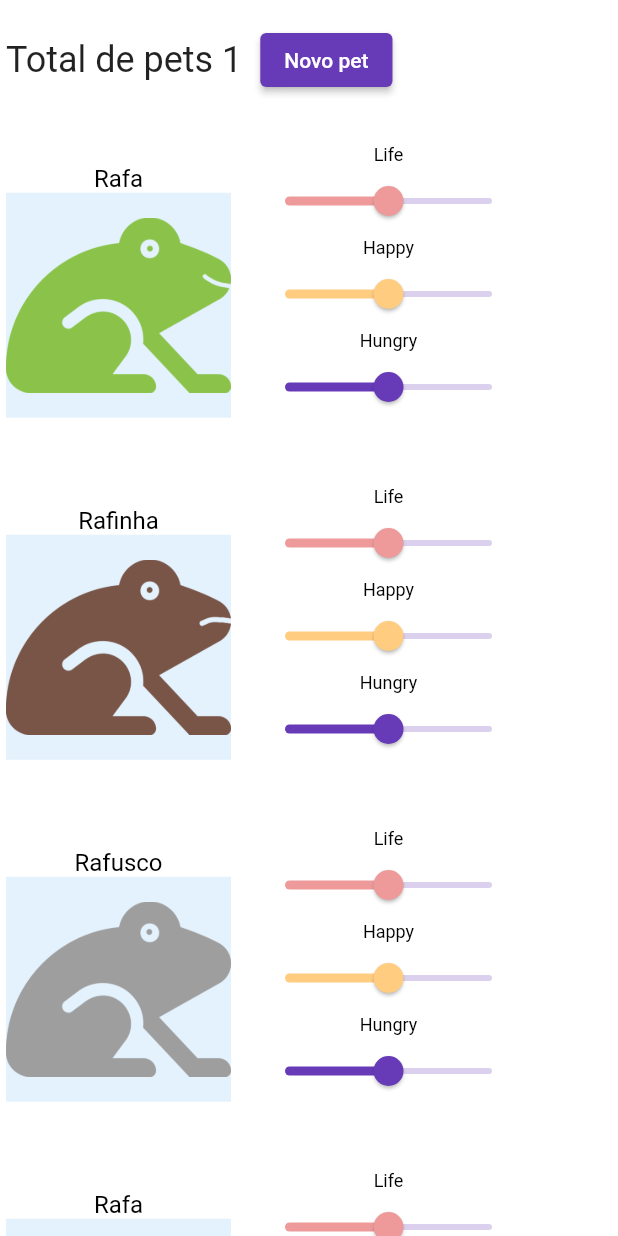
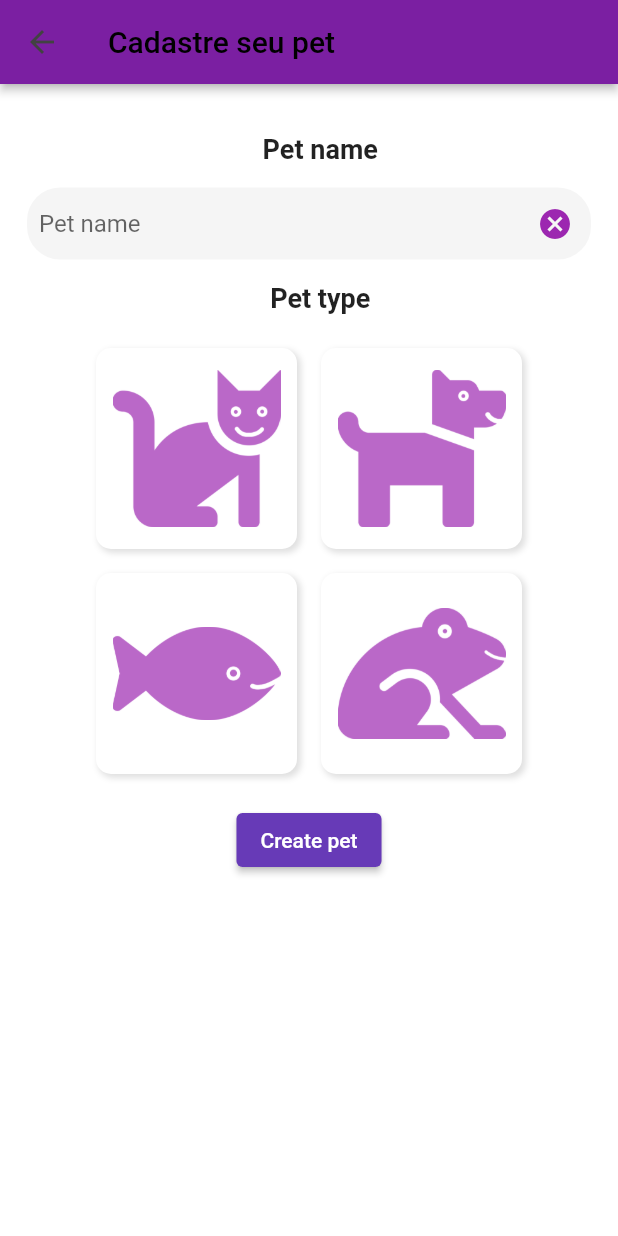
Before and after one commit to sorattorafa/flutter-game, a Flutter app: the PetList screen opened directly, after a tap on "Novo pet", on a phone screen of 412 x 824 dp. Run offline on Flutter 3.47's test engine with Material 2 defaults, Android fonts, the phone set to English and light mode, and no system bars; our stand-ins replace dio, flutter_svg.

Commit message:
feat: create pet view

```diff
--- a/pets/lib/app.dart
+++ b/pets/lib/app.dart
@@ -2,6 +2,7 @@ import 'package:flutter/material.dart';
 import 'package:pets/providers/pets.dart';
 import 'package:pets/providers/user.dart';
 import 'package:pets/view/pets/farm.dart';
+import 'package:pets/view/pets/new-pet.dart';
 import 'package:pets/view/users/login.dart';
 import 'package:pets/view/pets/pet.dart';
 import 'package:provider/provider.dart';
@@ -36,6 +37,7 @@ class _PetsAppState extends State<PetsApp> {
           '/': (context) => FirstScreen(),
           '/second': (context) => SecondScreen(),
           '/petview': (context) => PetInfos(),
+          '/newpet': (context) => NewPet(),
         },
         //  onGenerateRoute: PageRouter.generateRoute,
         theme: ThemeData(
--- a/pets/lib/providers/pets.dart
+++ b/pets/lib/providers/pets.dart
@@ -4,7 +4,16 @@ import 'package:flutter/material.dart';
 class PetsProvider with ChangeNotifier, DiagnosticableTreeMixin {
   int _petsCount = 0;
 
+  bool _hasSelectedPet = false;
+
+  bool get hasSelectedPet => _hasSelectedPet;
+
   int get petsCount => _petsCount;
+
+  void setSelectedPet() {
+    _hasSelectedPet = !_hasSelectedPet;
+    notifyListeners();
+  }
 
   void increment() {
     _petsCount++;
--- /dev/null
+++ b/pets/lib/view/pets/new-pet.dart
@@ -0,0 +1,108 @@
+import 'package:flutter/material.dart';
+import 'package:pets/widgets/form-field.dart';
+import 'package:pets/widgets/pet-selection-item.dart';
+
+class NewPet extends StatefulWidget {
+  @override
+  _NewPetState createState() => _NewPetState();
+}
+
+class _NewPetState extends State<NewPet> {
+  TextEditingController nameController = TextEditingController(text: '');
+  bool enabled = true;
+  bool clicked = false;
+
+  @override
+  void initState() {
+    super.initState();
+  }
+
+  @override
+  void dispose() {
+    super.dispose();
+  }
+
+  @override
+  Widget build(BuildContext context) {
+    return Scaffold(
+      appBar: AppBar(
+        title: Text(
+          'Cadastre seu pet',
+          style: TextStyle(color: Colors.black),
+        ),
+      ),
+      body: Container(
+        padding: EdgeInsets.all(18),
+        child: Column(
+          mainAxisAlignment: MainAxisAlignment.start,
+          children: [
+            Padding(
+              padding: const EdgeInsets.only(left: 15, bottom: 15, top: 15),
+              child: Text(
+                'Pet name',
+                style: const TextStyle(
+                  fontSize: 18.0,
+                  fontWeight: FontWeight.bold,
+                ),
+              ),
+            ),
+            FormItem(
+              formFieldName: 'Pet name',
+              controller: nameController,
+              suffix: Visibility(
+                visible: true,
+                child: IconButton(
+                  icon: const Icon(Icons.cancel),
+                  color: Colors.purple.shade500,
+                  onPressed: () {
+                    setState(() {
+                      nameController = TextEditingController(text: '');
+                    });
+                  },
+                ),
+              ),
+            ),
+            Padding(
+              padding: const EdgeInsets.only(left: 15, bottom: 15, top: 15),
+              child: Text(
+                'Pet type',
+                style: const TextStyle(
+                  fontSize: 18.0,
+                  fontWeight: FontWeight.bold,
+                ),
+              ),
+            ),
+            Wrap(
+              children: [
+                PetSelectionItem(
+                  imageUrl: 'assets/images/cat/happy.png',
+                  color: Colors.purple.shade300,
+                ),
+                PetSelectionItem(
+                  imageUrl: 'assets/images/dog/happy.png',
+                  color: Colors.purple.shade300,
+                ),
+                PetSelectionItem(
+                  imageUrl: 'assets/images/fish/happy.png',
+                  color: Colors.purple.shade300,
+                ),
+                PetSelectionItem(
+                  imageUrl: 'assets/images/frog/happy.png',
+                  color: Colors.purple.shade300,
+                ),
+              ],
+            ),
+            Container(
+              padding: const EdgeInsets.all(12),
+              child: ElevatedButton(
+                  onPressed: () async {
+                    Navigator.pop(context);
+                  },
+                  child: Text('Create pet')),
+            ),
+          ],
+        ),
+      ),
+    );
+  }
+}
--- a/pets/lib/view/pets/pet-list.dart
+++ b/pets/lib/view/pets/pet-list.dart
@@ -92,13 +92,7 @@ class _PetListState extends State<PetList> {
   }
 
   void openPet(PetModel pet) {
-    Navigator.pushNamed(context, '/petview',
-        arguments: PetModel(
-            name: pet.name,
-            imageUrl: pet.imageUrl,
-            id: pet.id,
-            userId: pet.userId,
-            color: pet.color));
+    Navigator.pushNamed(context, '/petview', arguments: pet);
   }
 
   @override
@@ -126,8 +120,10 @@ class _PetListState extends State<PetList> {
                       Container(
                         padding: const EdgeInsets.all(12),
                         child: ElevatedButton(
-                            onPressed: () =>
-                                context.read<PetsProvider>().increment(),
+                            onPressed: () async {
+                              Navigator.pushNamed(context, '/newpet');
+                              context.read<PetsProvider>().increment();
+                            },
                             child: Text('Novo pet')),
                       ),
                     ],
--- /dev/null
+++ b/pets/lib/widgets/pet-selection-item.dart
@@ -0,0 +1,61 @@
+import 'package:flutter/material.dart';
+import 'package:pets/providers/pets.dart';
+import 'package:pets/widgets/radio_button_item.dart';
+import 'package:provider/provider.dart';
+
+class PetSelectionItem extends StatefulWidget {
+  const PetSelectionItem({
+    required this.imageUrl,
+    required this.color,
+    Key? key,
+  }) : super(key: key);
+
+  final String imageUrl;
+  final Color color;
+  @override
+  _PetPetSelectionItemState createState() => _PetPetSelectionItemState();
+}
+
+class _PetPetSelectionItemState extends State<PetSelectionItem> {
+  bool enabled = true;
+  bool clicked = false;
+
+  @override
+  Widget build(BuildContext context) {
+    final petProvider = Provider.of<PetsProvider>(context, listen: false);
+
+    return Container(
+      width: 150,
+      height: 150,
+      child: ConstrainedBox(
+        constraints: const BoxConstraints(
+          minWidth: 10.0,
+          // maxWidth: 150.0,
+        ),
+        child: RadioButtonItem(
+          enabled: true,
+          selected: clicked,
+          onPressed: () {
+            if(clicked){
+               setState(() {
+                clicked = false;
+                petProvider.setSelectedPet();
+              });
+            }
+            else if (!petProvider.hasSelectedPet) {
+              setState(() {
+                clicked = !clicked;
+                petProvider.setSelectedPet();
+              });
+            }
+          },
+          child: Image.asset(
+            widget.imageUrl,
+            fit: BoxFit.contain,
+            color: Colors.purple.shade300,
+          ),
+        ),
+      ),
+    );
+  }
+}
--- /dev/null
+++ b/pets/lib/widgets/radio_button_item.dart
@@ -0,0 +1,62 @@
+import 'package:flutter/material.dart';
+import 'package:flutter/widgets.dart';
+
+class RadioButtonItem extends StatelessWidget {
+  const RadioButtonItem({
+    this.enabled = true,
+    this.selected,
+    required this.child,
+    required this.onPressed,
+    //this.description = '',
+    // this.customAction,
+  });
+
+  final bool enabled;
+  final bool? selected;
+  final Function onPressed;
+  final Widget child;
+  // final String description;
+  // final Widget customAction;
+
+  @override
+  Widget build(BuildContext context) {
+    const borderRadius = BorderRadius.all(Radius.circular(10));
+
+    return Padding(
+      padding: const EdgeInsets.all(8.0),
+      child: InkWell(
+        onTap: () {
+          if (enabled) {
+            onPressed.call();
+          }
+        },
+        borderRadius: borderRadius,
+        child: Ink(
+          decoration: BoxDecoration(
+            color: enabled ? Colors.white : Colors.grey[200],
+            border: selected == true
+                ? Border.all(
+                    color: const Color(0xFF006AEC).withOpacity(0.5), width: 3)
+                : Border.all(
+                    color: const Color(0xFFFFFFFF).withOpacity(0.0), width: 3),
+            boxShadow: <BoxShadow>[
+              BoxShadow(
+                color: Colors.grey.shade300,
+                blurRadius: 3.0, // has the effect of softening the shadow
+                spreadRadius: 0.2, // has the effect of extending the shadow
+                offset: const Offset(2.0, 2.0),
+              )
+            ],
+            borderRadius: borderRadius,
+          ),
+          child: Container(
+            constraints: const BoxConstraints(maxWidth: 100),
+            // alignment: Alignment.center,
+            padding: const EdgeInsets.all(8.0),
+            child: child,
+          ),
+        ),
+      ),
+    );
+  }
+}
--- a/pets/pubspec.yaml
+++ b/pets/pubspec.yaml
@@ -27,6 +27,7 @@ dependencies:
 
   provider: ^5.0.0
   path_provider: ^2.0.1
+  auto_size_text: ^2.1.0
 
   # The following adds the Cupertino Icons font to your application.
   # Use with the CupertinoIcons class for iOS style icons.
@@ -52,7 +53,9 @@ flutter:
   # To add assets to your application, add an assets section, like this:
   assets:
     - assets/images/frog/
-    - assets/images/
+    - assets/images/cat/
+    - assets/images/dog/
+    - assets/images/fish/
 
   # An image asset can refer to one or more resolution-specific "variants", see
   # https://flutter.dev/assets-and-images/#resolution-aware.
```
Also changed, not shown: pets/pubspec.lock.
